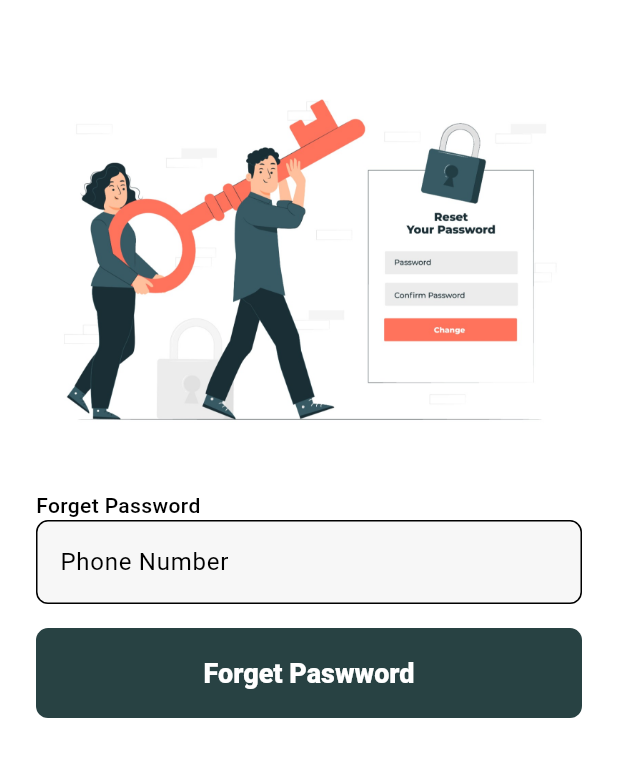
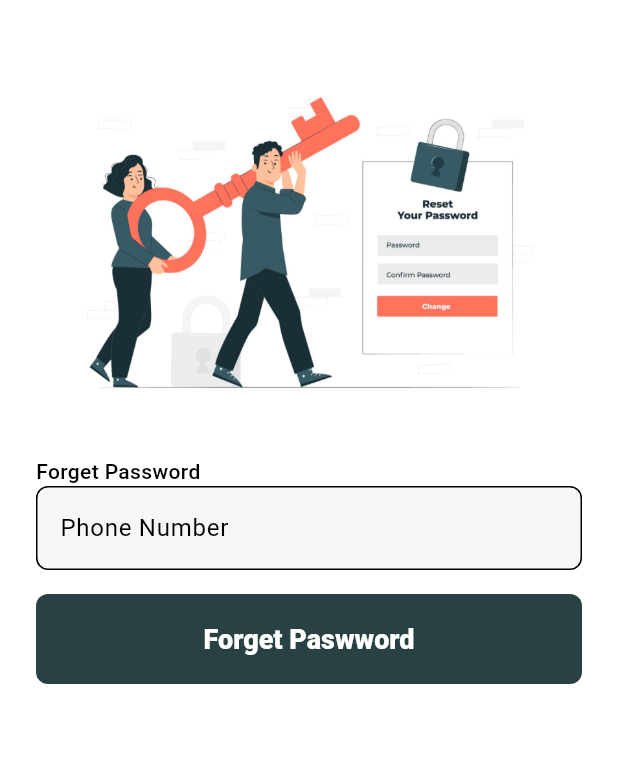
Before and after one commit to ahmedhussien12/tranquility, a Flutter app: the screen it shows after launch, after a tap on "Forget Password?", on a phone screen of 412 x 824 dp. Shown: the top 757 px of the screen. Run offline on Flutter 3.47's test engine with Material 3 defaults, Android fonts, the phone set to English and light mode, and no system bars; our stand-ins replace flutter_svg.

Commit message:
fourth update

```diff
--- /dev/null
+++ b/lib/core/designs/app_images.dart
@@ -0,0 +1,54 @@
+import 'package:flutter/material.dart';
+import 'package:flutter_svg/flutter_svg.dart';
+
+class AppImages extends StatelessWidget {
+  final String path;
+  final double? height, width;
+  final Color? color;
+  final BoxFit fit;
+
+  const AppImages(
+      {super.key,
+      required this.path,
+      this.height,
+      this.width,
+      this.color,
+      this.fit = BoxFit.scaleDown});
+
+  @override
+  Widget build(BuildContext context) {
+    if (path.startsWith("http")) {
+      return Image.network(path,
+          height: height,
+          width: width,
+          color: color,
+          fit: fit,
+          errorBuilder: _errorWidget);
+    } else if (path.endsWith("svg")) {
+      return SvgPicture.asset(
+        "asset/images/$path",
+        height: height,
+        width: width,
+        fit: fit,
+        colorFilter:
+            ColorFilter.mode(color ?? Colors.transparent, BlendMode.srcIn),
+      );
+    }
+    return Image.asset("asset/images/$path",
+        height: height, color: color, fit: fit, errorBuilder: _errorWidget);
+  }
+
+  Widget _errorWidget(context, error, stacktrace) {
+    return Container(
+      height: height,
+      width: width,
+      child: Center(
+          child: Text(
+        "error 404",
+        style: TextStyle(
+          fontSize: 20,
+        ),
+      )),
+    );
+  }
+}
--- a/lib/main.dart
+++ b/lib/main.dart
@@ -1,6 +1,5 @@
 import 'package:flutter/material.dart';
-import 'package:secondproject/core/helper.dart';
-import 'package:secondproject/screens/login.dart';
+import 'package:secondproject/core/logic/helper.dart';
 import 'package:secondproject/screens/splash.dart';
 
 const primary = Color(0xff284243);
--- a/lib/screens/forget_password.dart
+++ b/lib/screens/forget_password.dart
@@ -1,4 +1,5 @@
 import 'package:flutter/material.dart';
+import 'package:secondproject/core/designs/app_images.dart';
 
 class ForgetPassword extends StatelessWidget {
   const ForgetPassword({super.key});
@@ -13,7 +14,10 @@ class ForgetPassword extends StatelessWidget {
             child: Column(
               crossAxisAlignment: CrossAxisAlignment.stretch,
               children: [
-                Image.asset("asset/images/forget_password.png"),
+                AppImages(
+                  path: "forget_password.png",
+                  height: 220,
+                ),
                 SizedBox(
                   height: 16,
                 ),
--- a/lib/screens/login.dart
+++ b/lib/screens/login.dart
@@ -1,5 +1,6 @@
 import 'package:flutter/material.dart';
-import 'package:secondproject/core/helper.dart';
+import 'package:secondproject/core/designs/app_images.dart';
+import 'package:secondproject/core/logic/helper.dart';
 import 'package:secondproject/screens/forget_password.dart';
 
 class Login extends StatefulWidget {
@@ -22,8 +23,8 @@ class _LoginState extends State<Login> {
             child: Column(
               crossAxisAlignment: CrossAxisAlignment.stretch,
               children: [
-                Image.asset(
-                  "asset/images/login.png",
+                AppImages(
+                  path: "login.png",
                   height: 220,
                 ),
                 SizedBox(
--- a/lib/screens/splash.dart
+++ b/lib/screens/splash.dart
@@ -1,7 +1,7 @@
 import 'dart:async';
 
 import 'package:flutter/material.dart';
-import 'package:secondproject/core/helper.dart';
+import 'package:secondproject/core/logic/helper.dart';
 import 'package:secondproject/screens/login.dart';
 
 class Splash extends StatefulWidget {
--- a/pubspec.yaml
+++ b/pubspec.yaml
@@ -35,6 +35,7 @@ dependencies:
   # The following adds the Cupertino Icons font to your application.
   # Use with the CupertinoIcons class for iOS style icons.
   cupertino_icons: ^1.0.8
+  flutter_svg: ^2.0.16
 
 dev_dependencies:
   flutter_test:
```
Also changed, not shown: lib/core/logic/helper.dart (renamed from lib/core/helper.dart), pubspec.lock.
